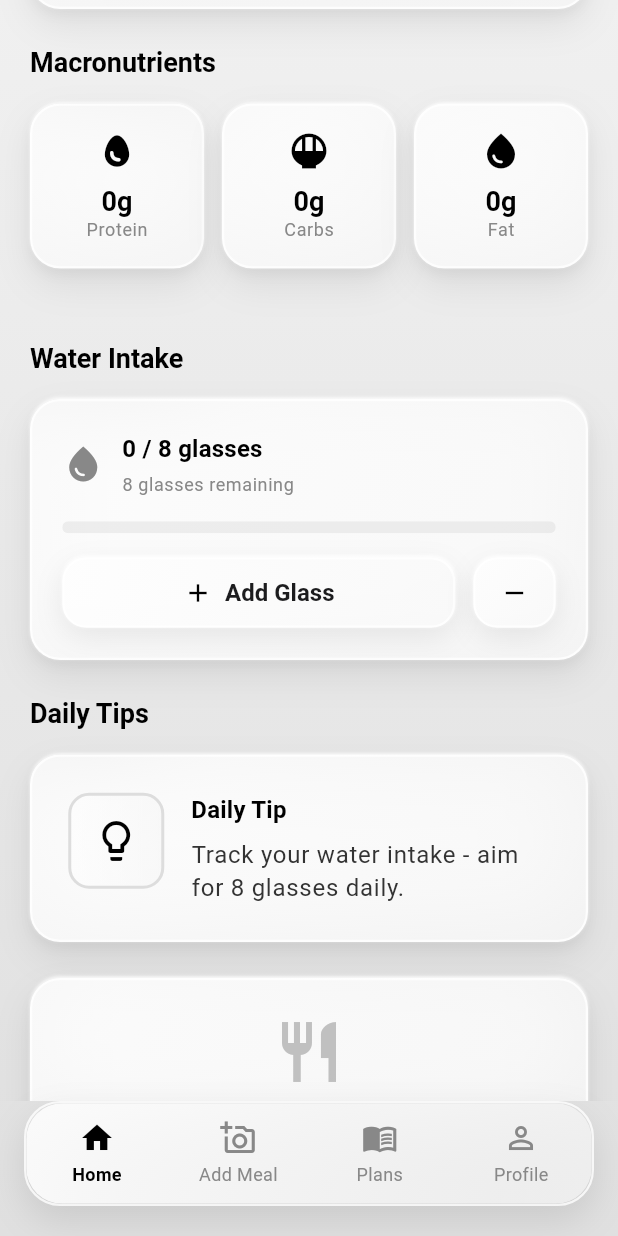
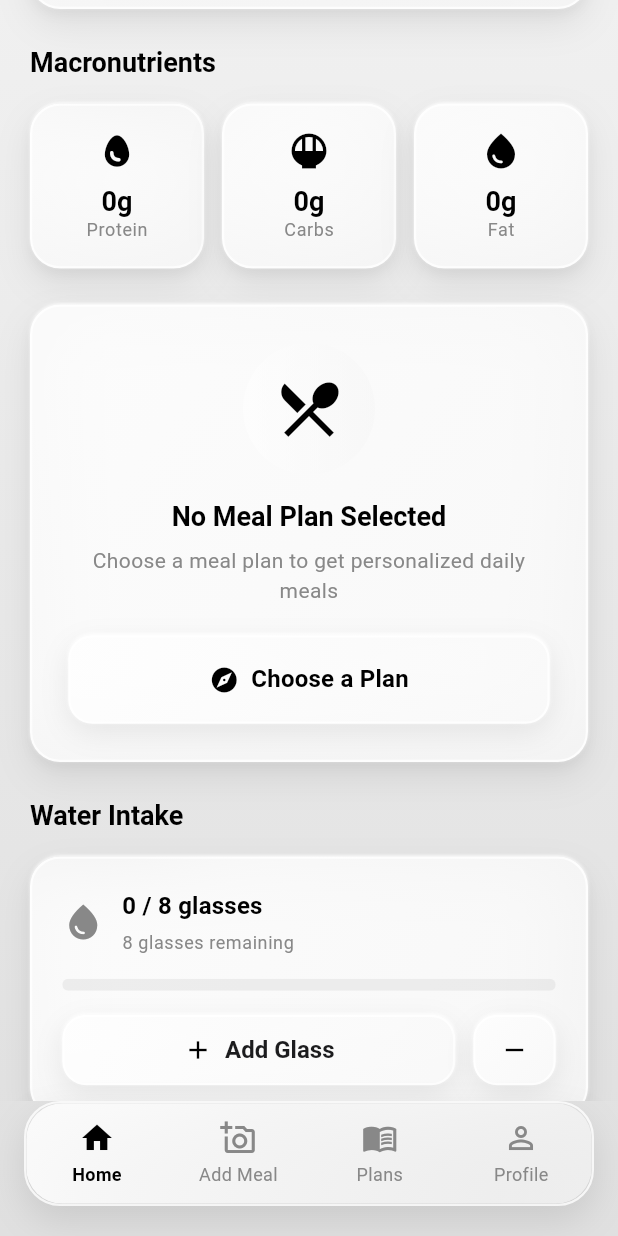
Before and after one commit to VladTepesDev/VU3, a Flutter app: the MainNavigation screen opened directly, scrolled down 576 dp, on a phone screen of 412 x 824 dp. Run offline on Flutter 3.47's test engine with Material 3 defaults, Android fonts, the phone set to English and light mode, and no system bars; our stand-ins replace flutter_local_notifications, image_picker, shared_preferences, timezone; accounts and stored records are empty.

Commit message:
choose plan button added on home when no plan is selected

```diff
--- a/lib/main.dart
+++ b/lib/main.dart
@@ -171,7 +171,7 @@ class _AppInitializerState extends State<AppInitializer> with WidgetsBindingObse
           return const WelcomeScreen();
         }
 
-        return const MainNavigation();
+        return MainNavigation();
       },
     );
   }
--- a/lib/screens/home_screen.dart
+++ b/lib/screens/home_screen.dart
@@ -14,6 +14,7 @@ import '../providers/water_provider.dart';
 import '../providers/menu_provider.dart';
 import '../models/meal_log.dart';
 import 'edit_meal_screen.dart';
+import 'main_navigation.dart';
 
 class HomeScreen extends StatefulWidget {
   const HomeScreen({super.key});
@@ -527,7 +528,66 @@ class _HomeScreenState extends State<HomeScreen> {
     return Consumer2<MenuProvider, MealProvider>(
       builder: (context, menuProvider, mealProvider, _) {
         if (menuProvider.activeMenu == null) {
-          return const SizedBox.shrink();
+          return GlassContainer(
+            padding: const EdgeInsets.all(24),
+            child: Column(
+              children: [
+                Container(
+                  padding: const EdgeInsets.all(20),
+                  decoration: BoxDecoration(
+                    gradient: LinearGradient(
+                      colors: [
+                        AppTheme.glassWhite.withValues(alpha: 0.5),
+                        AppTheme.glassGray.withValues(alpha: 0.5),
+                      ],
+                    ),
+                    shape: BoxShape.circle,
+                  ),
+                  child: const Icon(
+                    Icons.restaurant_menu,
+                    size: 48,
+                    color: AppTheme.textBlack,
+                  ),
+                ),
+                const SizedBox(height: 16),
+                Text(
+                  'No Meal Plan Selected',
+                  style: Theme.of(context).textTheme.titleLarge?.copyWith(
+                        fontWeight: FontWeight.bold,
+                      ),
+                ),
+                const SizedBox(height: 8),
+                Text(
+                  'Choose a meal plan to get personalized daily meals',
+                  textAlign: TextAlign.center,
+                  style: Theme.of(context).textTheme.bodyMedium?.copyWith(
+                        color: AppTheme.textGray,
+                      ),
+                ),
+                const SizedBox(height: 20),
+                GlassButton(
+                  onPressed: () {
+                    // Switch to Plans tab (index 2)
+                    mainNavigationKey.currentState?.changeTab(2);
+                  },
+                  width: double.infinity,
+                  child: Row(
+                    mainAxisAlignment: MainAxisAlignment.center,
+                    children: [
+                      const Icon(Icons.explore, size: 20),
+                      const SizedBox(width: 8),
+                      Text(
+                        'Choose a Plan',
+                        style: Theme.of(context).textTheme.titleMedium?.copyWith(
+                              fontWeight: FontWeight.w600,
+                            ),
+                      ),
+                    ],
+                  ),
+                ),
+              ],
+            ),
+          );
         }
 
         final todayMeals = menuProvider.getTodayMenuMeals();
--- a/lib/screens/main_navigation.dart
+++ b/lib/screens/main_navigation.dart
@@ -6,15 +6,24 @@ import 'add_meal_screen.dart';
 import 'menus_screen.dart';
 import 'profile_screen.dart';
 
+// Global key to access MainNavigation state
+final mainNavigationKey = GlobalKey<MainNavigationState>();
+
 class MainNavigation extends StatefulWidget {
-  const MainNavigation({super.key});
+  MainNavigation({Key? key}) : super(key: key ?? mainNavigationKey);
 
   @override
-  State<MainNavigation> createState() => _MainNavigationState();
+  State<MainNavigation> createState() => MainNavigationState();
 }
 
-class _MainNavigationState extends State<MainNavigation> {
+class MainNavigationState extends State<MainNavigation> {
   int _currentIndex = 0;
+
+  void changeTab(int index) {
+    setState(() {
+      _currentIndex = index;
+    });
+  }
 
   final List<Widget> _screens = const [
     HomeScreen(),
--- a/lib/screens/menus_screen.dart
+++ b/lib/screens/menus_screen.dart
@@ -581,7 +581,7 @@ class _MenuCardExpandedState extends State<_MenuCardExpanded> {
               Icon(Icons.local_fire_department, size: 16, color: AppTheme.textGray),
               const SizedBox(width: 4),
               Text(
-                '${meal.calories} kcal',
+                '${meal.calories.toStringAsFixed(2)} kcal',
                 style: Theme.of(context).textTheme.bodySmall?.copyWith(
                   fontWeight: FontWeight.w600,
                 ),
@@ -629,7 +629,7 @@ class _MenuCardExpandedState extends State<_MenuCardExpanded> {
                   const SizedBox(width: 8),
                   Expanded(
                     child: Text(
-                      '${food.name}: ${food.amount}${food.unit}',
+                      '${food.name}: ${food.amount.toStringAsFixed(2)}${food.unit}',
                       style: Theme.of(context).textTheme.bodySmall,
                     ),
                   ),
@@ -666,7 +666,7 @@ class _MenuCardExpandedState extends State<_MenuCardExpanded> {
         borderRadius: BorderRadius.circular(8),
       ),
       child: Text(
-        '$label: ${value.toInt()}g',
+        '$label: ${value.toStringAsFixed(2)}g',
         style: Theme.of(context).textTheme.bodySmall?.copyWith(
           fontSize: 11,
           fontWeight: FontWeight.w500,
--- a/lib/screens/profile_setup_screen.dart
+++ b/lib/screens/profile_setup_screen.dart
@@ -554,7 +554,7 @@ class _ProfileSetupScreenState extends State<ProfileSetupScreen> {
 
       navigator.pushReplacement(
         MaterialPageRoute(
-          builder: (context) => const MainNavigation(),
+          builder: (context) => MainNavigation(),
         ),
       );
     }
```
Also changed, not shown: 2 other files.
